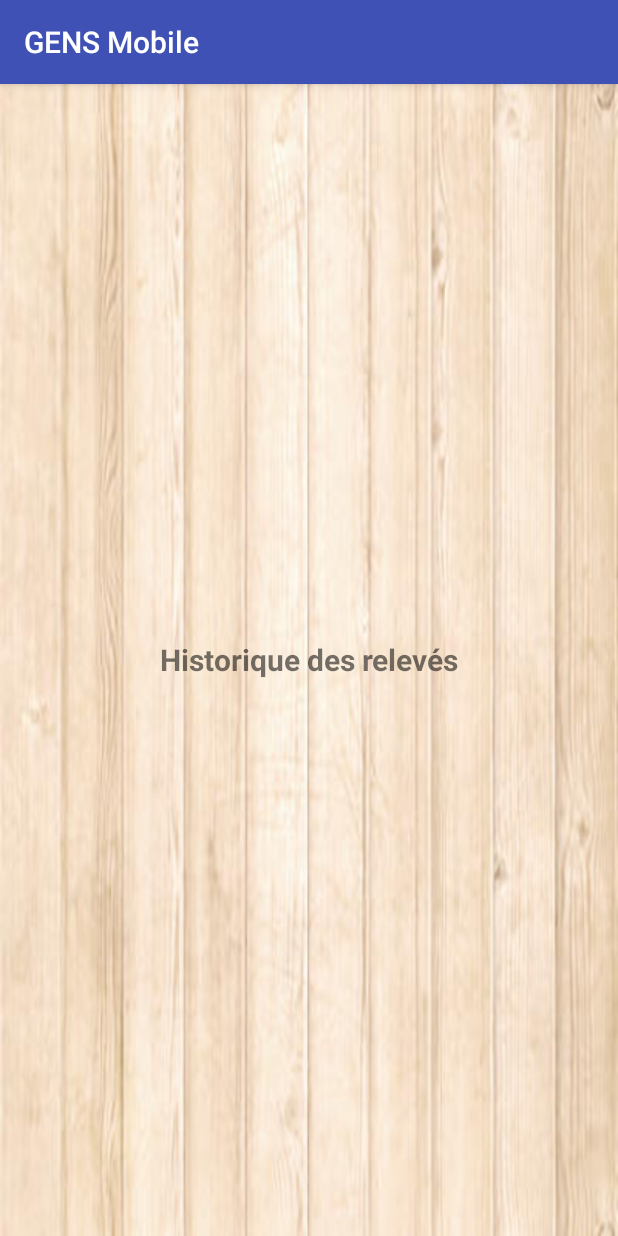
After one commit to Fidjiro/Stage, an Android app: the HistoryActivity screen opened directly, with no data from a screen before it, on a phone screen of 412 x 824 dp. The commit adds this screen. Run offline under Robolectric (Android 15) with nearby library versions, the phone set to English and light mode, and no system bars.

Commit message:
ajout du bouton pour cobnsulter la liste des relevés réalisés. Début de la base de données pour les relevés

```diff
--- a/MyApplication/MyApplication/app/src/main/java/com/example/florian/myapplication/Activities/HomeActivity.java
+++ b/MyApplication/MyApplication/app/src/main/java/com/example/florian/myapplication/Activities/HomeActivity.java
@@ -10,7 +10,7 @@ import android.widget.LinearLayout;
 import android.widget.TextView;
 
 import com.example.florian.myapplication.Activities.MapsActivities.MainActivityRec;
-import com.example.florian.myapplication.Activities.MapsActivities.MainActivityRel;
+import com.example.florian.myapplication.Activities.MapsActivities.Releve.MainActivityRel;
 import com.example.florian.myapplication.Activities.Sync.HttpActivity;
 import com.example.florian.myapplication.R;
 
--- a/MyApplication/MyApplication/app/src/main/java/com/example/florian/myapplication/Activities/MapsActivities/MainActivity.java
+++ b/MyApplication/MyApplication/app/src/main/java/com/example/florian/myapplication/Activities/MapsActivities/MainActivity.java
@@ -19,6 +19,7 @@ import android.view.View;
 import android.view.Window;
 import android.widget.LinearLayout;
 
+import com.example.florian.myapplication.Activities.MapsActivities.Releve.MainActivityRel;
 import com.example.florian.myapplication.Database.LoadingDatabase.TaxUsrDAO;
 import com.example.florian.myapplication.R;
 import com.example.florian.myapplication.Tools.MyMapView;
--- /dev/null
+++ b/MyApplication/MyApplication/app/src/main/java/com/example/florian/myapplication/Activities/MapsActivities/Releve/HistoryActivity.java
@@ -0,0 +1,20 @@
+package com.example.florian.myapplication.Activities.MapsActivities.Releve;
+
+import android.database.MatrixCursor;
+import android.support.v7.app.AppCompatActivity;
+import android.os.Bundle;
+import android.widget.ListView;
+
+import com.example.florian.myapplication.R;
+
+public class HistoryActivity extends AppCompatActivity {
+
+    protected ListView listReleves;
+
+    @Override
+    protected void onCreate(Bundle savedInstanceState) {
+        super.onCreate(savedInstanceState);
+        setContentView(R.layout.activity_history);
+        listReleves = (ListView) findViewById(R.id.listView);
+    }
+}
--- /dev/null
+++ b/MyApplication/MyApplication/app/src/main/res/layout/activity_history.xml
@@ -0,0 +1,27 @@
+<?xml version="1.0" encoding="utf-8"?>
+<LinearLayout xmlns:android="http://schemas.android.com/apk/res/android"
+    xmlns:app="http://schemas.android.com/apk/res-auto"
+    xmlns:tools="http://schemas.android.com/tools"
+    android:layout_width="match_parent"
+    android:layout_height="match_parent"
+    android:gravity="center"
+    android:orientation="vertical"
+    tools:context=".Activities.MapsActivities.Releve.HistoryActivity"
+    android:background="@drawable/back">
+
+    <TextView
+        android:id="@+id/textView"
+        android:layout_width="wrap_content"
+        android:layout_height="wrap_content"
+        android:layout_gravity="center"
+        android:text="@string/titleHistory"
+        android:textSize="@dimen/formTitleTextSize"
+        android:textStyle="bold" />
+
+    <ListView
+        android:id="@+id/listView"
+        android:layout_width="match_parent"
+        android:layout_height="wrap_content">
+    </ListView>
+
+</LinearLayout>
--- a/MyApplication/MyApplication/app/src/main/res/values/strings.xml
+++ b/MyApplication/MyApplication/app/src/main/res/values/strings.xml
@@ -99,4 +99,7 @@
         <item>Certaine</item>
     </string-array>
     <string name="emptyNidif">Veuillez choisir un statut de nidification</string>
+
+    <!--Strings pour l'historique des relevés-->
+    <string name="titleHistory">Historique des relevés</string>
 </resources>
```
Also changed, not shown: MyApplication/MyApplication/app/src/main/AndroidManifest.xml (+9 -9 lines), MyApplication/MyApplication/app/src/main/java/com/example/florian/myapplication/Activities/MapsActivities/Releve/MainActivityRel.java (renamed from MyApplication/MyApplication/app/src/main/java/com/example/florian/myapplication/Activities/MapsActivities/MainActivityRel.java, +14 -2 lines), MyApplication/MyApplication/app/src/main/java/com/example/florian/myapplication/Database/ReleveDatabase/HistoryDao.java (added, +67 -0 lines), MyApplication/MyApplication/app/src/main/java/com/example/florian/myapplication/Database/ReleveDatabase/HistoryDatabaseHandler.java (added, +39 -0 lines), MyApplication/MyApplication/app/src/main/java/com/example/florian/myapplication/Database/ReleveDatabase/Releve.java (added, +58 -0 lines), MyApplication/MyApplication/app/src/main/res/layout/row_item_releves.xml (added, +45 -0 lines).
